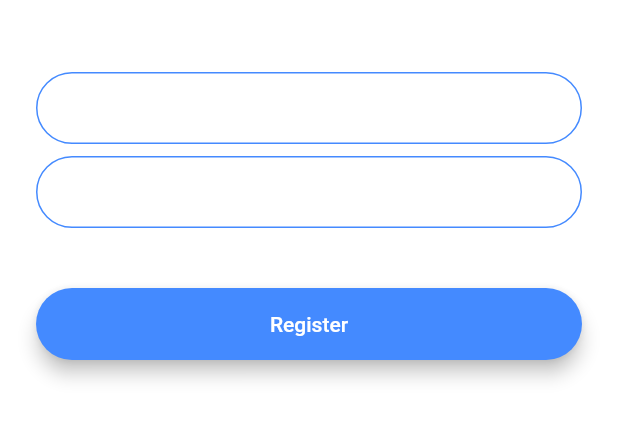
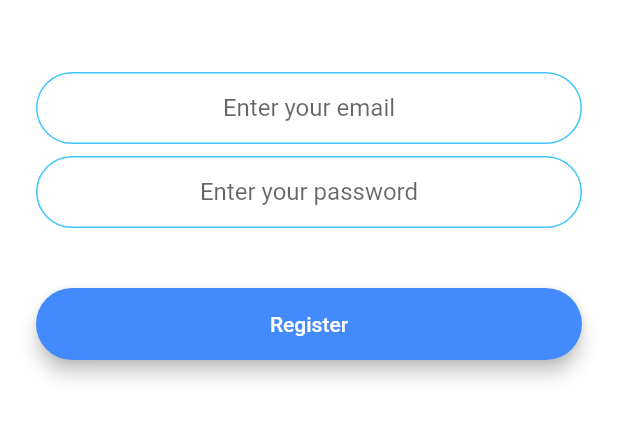
Before and after one commit to devteapot/flutter-course, a Flutter app: the screen it shows after launch, after a tap on "Register", on a phone screen of 412 x 824 dp, the part 576-1018 px from its top. Run offline on Flutter 3.47's test engine with Material 2 defaults, Android fonts, the phone set to English and light mode, and no system bars; drawn by our look-alikes of modal_progress_hud_nsn; our stand-ins replace animated_text_kit, audioplayers, cloud_firestore, firebase_auth, firebase_core, flutter_spinkit and 3 more; accounts and stored records are empty; network calls fail.

Commit message:
flash_chat

```diff
--- /dev/null
+++ b/flash_chat/lib/components/padded_button.dart
@@ -0,0 +1,37 @@
+import 'package:flutter/material.dart';
+
+class PaddedButton extends StatelessWidget {
+  const PaddedButton({
+    Key? key,
+    required this.text,
+    required this.color,
+    required this.onPressed,
+  }) : super(key: key);
+
+  final String text;
+  final Color color;
+  final void Function() onPressed;
+
+  @override
+  Widget build(BuildContext context) {
+    return Padding(
+      padding: const EdgeInsets.symmetric(vertical: 16.0),
+      child: Material(
+        elevation: 5.0,
+        color: color,
+        borderRadius: BorderRadius.circular(30.0),
+        child: MaterialButton(
+          onPressed: onPressed,
+          minWidth: 200.0,
+          height: 42.0,
+          child: Text(
+            text,
+            style: const TextStyle(
+              color: Colors.white,
+            ),
+          ),
+        ),
+      ),
+    );
+  }
+}
--- a/flash_chat/lib/constants.dart
+++ b/flash_chat/lib/constants.dart
@@ -17,3 +17,18 @@ const kMessageContainerDecoration = BoxDecoration(
     top: BorderSide(color: Colors.lightBlueAccent, width: 2.0),
   ),
 );
+
+const kTextFieldDecoration = InputDecoration(
+  contentPadding: EdgeInsets.symmetric(vertical: 10.0, horizontal: 20.0),
+  border: OutlineInputBorder(
+    borderRadius: BorderRadius.all(Radius.circular(32.0)),
+  ),
+  enabledBorder: OutlineInputBorder(
+    borderSide: BorderSide(color: Colors.lightBlueAccent, width: 1.0),
+    borderRadius: BorderRadius.all(Radius.circular(32.0)),
+  ),
+  focusedBorder: OutlineInputBorder(
+    borderSide: BorderSide(color: Colors.lightBlueAccent, width: 2.0),
+    borderRadius: BorderRadius.all(Radius.circular(32.0)),
+  ),
+);
--- a/flash_chat/lib/main.dart
+++ b/flash_chat/lib/main.dart
@@ -1,10 +1,16 @@
+import 'package:firebase_core/firebase_core.dart';
 import 'package:flutter/material.dart';
 import 'package:flash_chat/screens/welcome_screen.dart';
 import 'package:flash_chat/screens/login_screen.dart';
 import 'package:flash_chat/screens/registration_screen.dart';
 import 'package:flash_chat/screens/chat_screen.dart';
 
-void main() => runApp(const FlashChat());
+void main() async {
+  WidgetsFlutterBinding.ensureInitialized();
+  await Firebase.initializeApp();
+
+  return runApp(const FlashChat());
+}
 
 class FlashChat extends StatelessWidget {
   const FlashChat({Key? key}) : super(key: key);
@@ -12,11 +18,6 @@ class FlashChat extends StatelessWidget {
   @override
   Widget build(BuildContext context) {
     return MaterialApp(
-      theme: ThemeData.dark().copyWith(
-        textTheme: const TextTheme(
-          bodyText2: TextStyle(color: Colors.black54),
-        ),
-      ),
       initialRoute: WelcomeScreen.id,
       routes: {
         WelcomeScreen.id: (context) => const WelcomeScreen(),
--- a/flash_chat/lib/screens/registration_screen.dart
+++ b/flash_chat/lib/screens/registration_screen.dart
@@ -1,4 +1,9 @@
+import 'package:firebase_auth/firebase_auth.dart';
+import 'package:flash_chat/components/padded_button.dart';
+import 'package:flash_chat/constants.dart';
+import 'package:flash_chat/screens/chat_screen.dart';
 import 'package:flutter/material.dart';
+import 'package:modal_progress_hud_nsn/modal_progress_hud_nsn.dart';
 
 class RegistrationScreen extends StatefulWidget {
   const RegistrationScreen({Key? key}) : super(key: key);
@@ -10,94 +15,85 @@ class RegistrationScreen extends StatefulWidget {
 }
 
 class _RegistrationScreenState extends State<RegistrationScreen> {
+  String email = '';
+  String password = '';
+  bool isLoading = false;
+
+  late final FirebaseAuth _auth = FirebaseAuth.instance;
+
   @override
   Widget build(BuildContext context) {
     return Scaffold(
       backgroundColor: Colors.white,
-      body: Padding(
+      body: ModalProgressHUD(
+        inAsyncCall: isLoading,
+        child: Padding(
           padding: const EdgeInsets.symmetric(horizontal: 24.0),
           child: Column(
             mainAxisAlignment: MainAxisAlignment.center,
             crossAxisAlignment: CrossAxisAlignment.stretch,
             children: <Widget>[
-            Hero(
+              Flexible(
+                child: Hero(
                   tag: 'logo',
                   child: SizedBox(
                     height: 200.0,
                     child: Image.asset('images/logo.png'),
                   ),
                 ),
+              ),
               const SizedBox(
                 height: 48.0,
               ),
               TextField(
+                keyboardType: TextInputType.emailAddress,
                 onChanged: (value) {
-                //Do something with the user input.
+                  email = value;
                 },
-              decoration: const InputDecoration(
-                hintText: 'Enter your email',
-                contentPadding:
-                    EdgeInsets.symmetric(vertical: 10.0, horizontal: 20.0),
-                border: OutlineInputBorder(
-                  borderRadius: BorderRadius.all(Radius.circular(32.0)),
-                ),
-                enabledBorder: OutlineInputBorder(
-                  borderSide: BorderSide(color: Colors.blueAccent, width: 1.0),
-                  borderRadius: BorderRadius.all(Radius.circular(32.0)),
-                ),
-                focusedBorder: OutlineInputBorder(
-                  borderSide: BorderSide(color: Colors.blueAccent, width: 2.0),
-                  borderRadius: BorderRadius.all(Radius.circular(32.0)),
-                ),
-              ),
+                textAlign: TextAlign.center,
+                decoration:
+                    kTextFieldDecoration.copyWith(hintText: "Enter your email"),
               ),
               const SizedBox(
                 height: 8.0,
               ),
               TextField(
+                obscureText: true,
                 onChanged: (value) {
-                //Do something with the user input.
+                  password = value;
                 },
-              decoration: const InputDecoration(
-                hintText: 'Enter your password',
-                contentPadding:
-                    EdgeInsets.symmetric(vertical: 10.0, horizontal: 20.0),
-                border: OutlineInputBorder(
-                  borderRadius: BorderRadius.all(Radius.circular(32.0)),
-                ),
-                enabledBorder: OutlineInputBorder(
-                  borderSide: BorderSide(color: Colors.blueAccent, width: 1.0),
-                  borderRadius: BorderRadius.all(Radius.circular(32.0)),
-                ),
-                focusedBorder: OutlineInputBorder(
-                  borderSide: BorderSide(color: Colors.blueAccent, width: 2.0),
-                  borderRadius: BorderRadius.all(Radius.circular(32.0)),
-                ),
-              ),
+                textAlign: TextAlign.center,
+                decoration: kTextFieldDecoration.copyWith(
+                    hintText: "Enter your password"),
               ),
               const SizedBox(
                 height: 24.0,
               ),
-            Padding(
-              padding: const EdgeInsets.symmetric(vertical: 16.0),
-              child: Material(
+              PaddedButton(
+                text: 'Register',
                 color: Colors.blueAccent,
-                borderRadius: const BorderRadius.all(Radius.circular(30.0)),
-                elevation: 5.0,
-                child: MaterialButton(
-                  onPressed: () {
-                    //Implement registration functionality.
+                onPressed: () async {
+                  setState(() {
+                    isLoading = true;
+                  });
+                  try {
+                    final user = await _auth.createUserWithEmailAndPassword(
+                      email: email,
+                      password: password,
+                    );
+
+                    setState(() {
+                      isLoading = false;
+                    });
+
+                    Navigator.pushNamed(context, ChatScreen.id);
+                  } catch (e) {
+                    print(e);
+                  }
                 },
-                  minWidth: 200.0,
-                  height: 42.0,
-                  child: const Text(
-                    'Register',
-                    style: TextStyle(color: Colors.white),
-                  ),
-                ),
-              ),
               ),
             ],
+          ),
         ),
       ),
     );
--- a/flash_chat/lib/screens/welcome_screen.dart
+++ b/flash_chat/lib/screens/welcome_screen.dart
@@ -1,6 +1,9 @@
+import 'package:animated_text_kit/animated_text_kit.dart';
 import 'package:flash_chat/screens/login_screen.dart';
 import 'package:flash_chat/screens/registration_screen.dart';
 import 'package:flutter/material.dart';
+
+import '../components/padded_button.dart';
 
 class WelcomeScreen extends StatefulWidget {
   const WelcomeScreen({Key? key}) : super(key: key);
@@ -11,11 +14,42 @@ class WelcomeScreen extends StatefulWidget {
   State<WelcomeScreen> createState() => _WelcomeScreenState();
 }
 
-class _WelcomeScreenState extends State<WelcomeScreen> {
+class _WelcomeScreenState extends State<WelcomeScreen>
+    with SingleTickerProviderStateMixin {
+  late final AnimationController controller;
+  late final Animation animation;
+
+  @override
+  void initState() {
+    super.initState();
+
+    controller = AnimationController(
+      duration: const Duration(seconds: 1),
+      vsync: this,
+    );
+
+    animation = ColorTween(
+      begin: Colors.blueGrey,
+      end: Colors.white,
+    ).animate(controller);
+
+    controller.forward();
+
+    controller.addListener(() {
+      setState(() {}); // Triggers re-render
+    });
+  }
+
+  @override
+  void dispose() {
+    super.dispose();
+    controller.dispose();
+  }
+
   @override
   Widget build(BuildContext context) {
     return Scaffold(
-      backgroundColor: Colors.white,
+      backgroundColor: animation.value,
       body: Padding(
         padding: const EdgeInsets.symmetric(horizontal: 24.0),
         child: Column(
@@ -27,57 +61,39 @@ class _WelcomeScreenState extends State<WelcomeScreen> {
                 Hero(
                   tag: 'logo',
                   child: SizedBox(
-                    height: 60.0,
+                    height: 40.0,
                     child: Image.asset('images/logo.png'),
                   ),
                 ),
-                const Text(
+                AnimatedTextKit(
+                  animatedTexts: [
+                    TypewriterAnimatedText(
                       'Flash Chat',
-                  style: TextStyle(
+                      textStyle: const TextStyle(
                         fontSize: 45.0,
                         fontWeight: FontWeight.w900,
                       ),
                     ),
                   ],
                 ),
+              ],
+            ),
             const SizedBox(
               height: 48.0,
             ),
-            Padding(
-              padding: const EdgeInsets.symmetric(vertical: 16.0),
-              child: Material(
-                elevation: 5.0,
+            PaddedButton(
+              text: 'Login',
               color: Colors.lightBlueAccent,
-                borderRadius: BorderRadius.circular(30.0),
-                child: MaterialButton(
               onPressed: () {
                 Navigator.pushNamed(context, LoginScreen.id);
               },
-                  minWidth: 200.0,
-                  height: 42.0,
-                  child: const Text(
-                    'Log In',
             ),
-                ),
-              ),
-            ),
-            Padding(
-              padding: const EdgeInsets.symmetric(vertical: 16.0),
-              child: Material(
+            PaddedButton(
+              text: 'Register',
               color: Colors.blueAccent,
-                borderRadius: BorderRadius.circular(30.0),
-                elevation: 5.0,
-                child: MaterialButton(
               onPressed: () {
                 Navigator.pushNamed(context, RegistrationScreen.id);
               },
-                  minWidth: 200.0,
-                  height: 42.0,
-                  child: const Text(
-                    'Register',
-                  ),
-                ),
-              ),
             ),
           ],
         ),
--- a/flash_chat/pubspec.yaml
+++ b/flash_chat/pubspec.yaml
@@ -34,6 +34,11 @@ dependencies:
   # The following adds the Cupertino Icons font to your application.
   # Use with the CupertinoIcons class for iOS style icons.
   cupertino_icons: ^1.0.2
+  animated_text_kit: ^4.2.2
+  firebase_core: ^1.17.1
+  cloud_firestore: ^3.1.17
+  firebase_auth: ^3.3.19
+  modal_progress_hud_nsn: ^0.2.1
 
 dev_dependencies:
   flutter_test:
```
Also changed, not shown: flash_chat/lib/screens/chat_screen.dart (+140 -3 lines), flash_chat/lib/screens/login_screen.dart (+49 -55 lines), flash_chat/pubspec.lock, 7 other files. Lines whose indentation alone changed are shown as unchanged.
